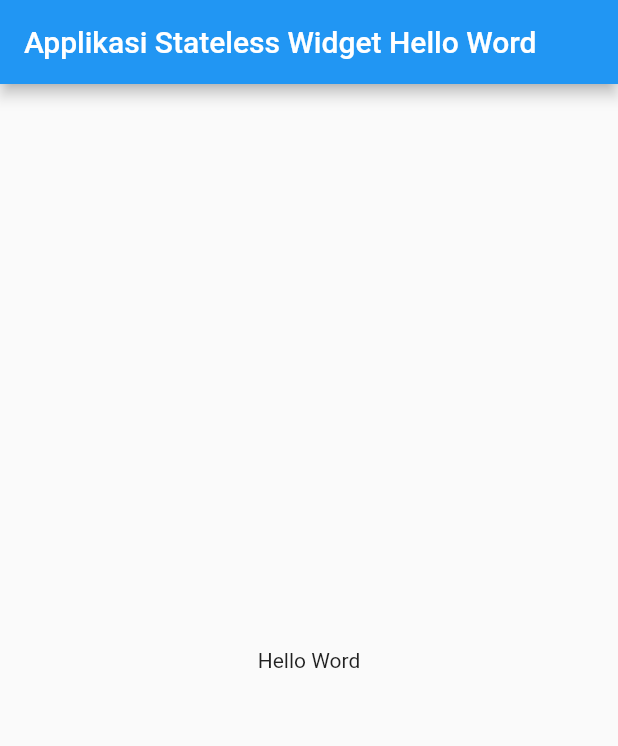
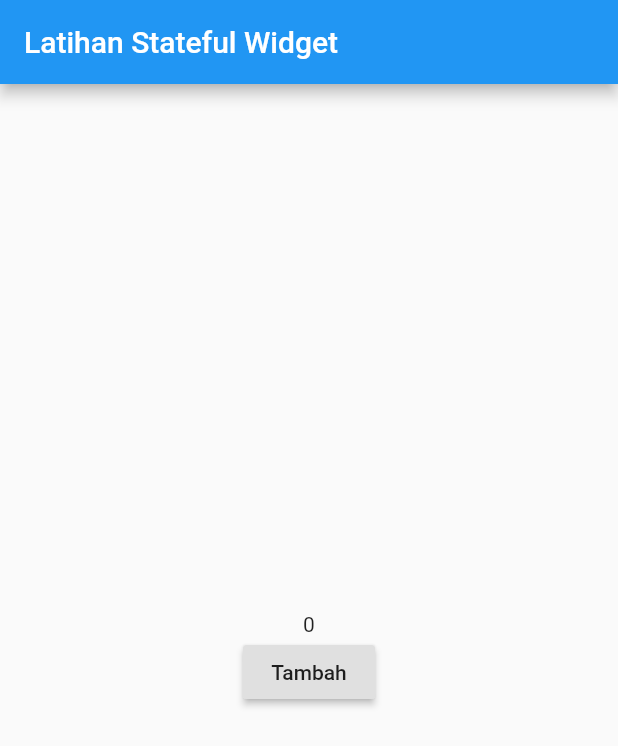
Before and after one commit to jakarf/StatelessWidget, a Flutter app: the screen it shows after launch, on a phone screen of 412 x 824 dp. Shown: the top 746 px of the screen. Run offline on Flutter 3.47's test engine with Material 2 defaults, Android fonts, the phone set to English and light mode, and no system bars.

Commit message:
Latihan Stateful Widget

```diff
--- a/lib/main.dart
+++ b/lib/main.dart
@@ -4,13 +4,38 @@ void main() {
   runApp(MyApp());
 }
 
-class MyApp extends StatelessWidget {
+class MyApp extends StatefulWidget {
+  @override
+  _MyAppState createState() => _MyAppState();
+}
+
+class _MyAppState extends State<MyApp> {
+  //method tekan tombol
+  int number = 0;
+  void tekantombol() {
+    number = number + 1;
+    setState(() {
+      number = number + 1;
+    });
+  }
+
   @override
   Widget build(BuildContext context) {
     return MaterialApp(
-        home: Scaffold(
-      appBar: AppBar(title: Text("Applikasi Stateless Widget Hello Word")),
-      body: Center(child: Text("Hello Word")),
-    ));
+      home: Scaffold(
+        appBar: AppBar(
+          title: Text("Latihan Stateful Widget"),
+        ),
+        body: Center(
+          child: Column(
+            mainAxisAlignment: MainAxisAlignment.center,
+            children: <Widget>[
+              Text(number.toString()),
+              RaisedButton(child: Text("Tambah"), onPressed: tekantombol)
+            ],
+          ),
+        ),
+      ),
+    );
   }
 }
```
